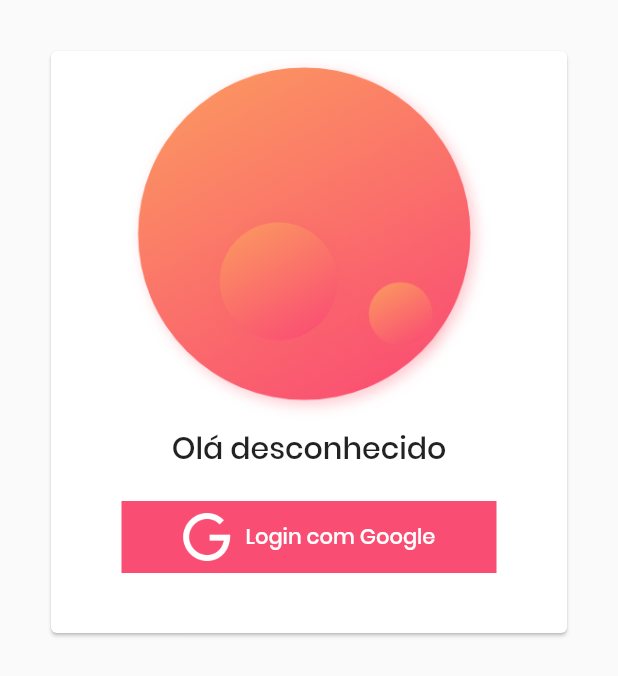
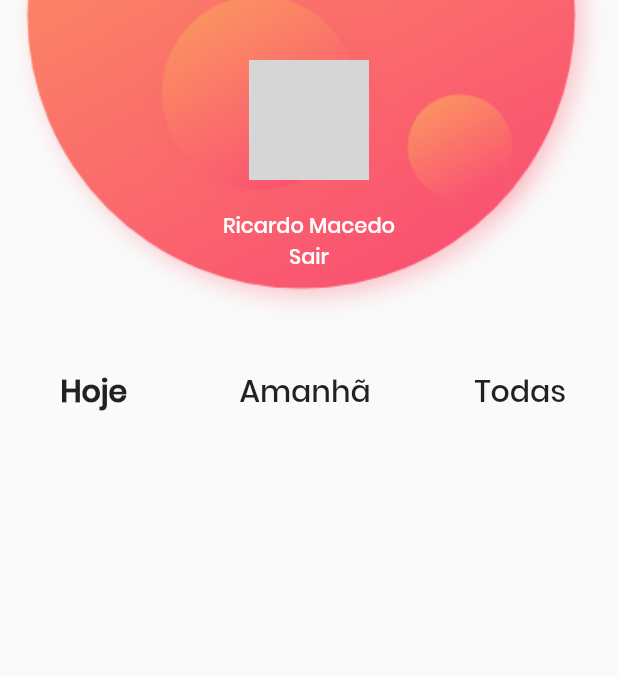
Before and after one commit to ricardomac/flutter-todos, a Flutter app: the screen it shows after launch, on a phone screen of 412 x 824 dp. Shown: the top 676 px of the screen. Run offline on Flutter 3.47's test engine with Material 2 defaults, Android fonts, the phone set to English and light mode, and no system bars; network calls fail; grey boxes are pictures that could not be loaded.

Commit message:
add component navbar

```diff
--- a/lib/main.dart
+++ b/lib/main.dart
@@ -1,5 +1,6 @@
 import 'package:flutter/material.dart';
 import 'package:todos/themes/app.theme.dart';
+import 'package:todos/views/home.view.dart';
 import 'package:todos/views/login.view.dart';
 
 void main() => runApp(MyApp());
@@ -12,7 +13,7 @@ class MyApp extends StatelessWidget {
       debugShowCheckedModeBanner: false,
       title: 'Flutter Demo',
       theme: appTheme(),
-      home: LoginView(),
+      home: HomeView(),
     );
   }
 }
--- a/lib/views/home.view.dart
+++ b/lib/views/home.view.dart
@@ -0,0 +1,17 @@
+import 'package:flutter/material.dart';
+import 'package:todos/widgets/navbar-widget.dart';
+import 'package:todos/widgets/user-card.widget.dart';
+
+class HomeView extends StatelessWidget {
+  @override
+  Widget build(BuildContext context) {
+    return Scaffold(
+      body: Column(
+        children: <Widget>[
+          UserCard(),
+          NavBar(),
+        ],
+      ),
+    );
+  }
+}
--- /dev/null
+++ b/lib/widgets/navbar-widget.dart
@@ -0,0 +1,47 @@
+import 'package:flutter/material.dart';
+
+class NavBar extends StatelessWidget {
+  @override
+  Widget build(BuildContext context) {
+    return Container(
+      width: double.infinity,
+      height: 80,
+      child: Row(
+        crossAxisAlignment: CrossAxisAlignment.center,
+        mainAxisAlignment: MainAxisAlignment.spaceAround,
+        children: <Widget>[
+          FlatButton(
+            onPressed: () {},
+            child: Text(
+              "Hoje",
+              style: TextStyle(
+                fontSize: 20,
+                fontWeight: FontWeight.bold,
+              ),
+            ),
+          ),
+          FlatButton(
+            onPressed: () {},
+            child: Text(
+              "Amanhã",
+              style: TextStyle(
+                fontSize: 20,
+                fontWeight: FontWeight.w100,
+              ),
+            ),
+          ),
+          FlatButton(
+            onPressed: () {},
+            child: Text(
+              "Todas",
+              style: TextStyle(
+                fontSize: 20,
+                fontWeight: FontWeight.w100,
+              ),
+            ),
+          )
+        ],
+      ),
+    );
+  }
+}
--- /dev/null
+++ b/lib/widgets/user-card.widget.dart
@@ -0,0 +1,55 @@
+import 'package:flutter/material.dart';
+import 'package:todos/components/avatar.widget.dart';
+
+class UserCard extends StatelessWidget {
+  @override
+  Widget build(BuildContext context) {
+    return Container(
+      // color: Colors.blueAccent,
+      padding: EdgeInsets.only(
+        top: 40,
+      ),
+      decoration: BoxDecoration(
+        image: DecorationImage(
+          image: new ExactAssetImage("assets/images/notification.png"),
+          fit: BoxFit.cover,
+          alignment: Alignment.bottomCenter,
+        ),
+      ),
+      width: double.infinity,
+      alignment: Alignment.center,
+      child: Column(
+        children: <Widget>[
+          TDAvatar(
+            width: 80,
+            path: "https://placehold.it/80",
+          ),
+          SizedBox(
+            height: 20,
+          ),
+          Text(
+            "Ricardo Macedo",
+            style: TextStyle(
+              color: Colors.white,
+            ),
+          ),
+          Container(
+            height: 20,
+            child: FlatButton(
+              child: Text(
+                "Sair",
+                style: TextStyle(
+                  color: Colors.white,
+                ),
+              ),
+              onPressed: () {},
+            ),
+          ),
+          SizedBox(
+            height: 40,
+          )
+        ],
+      ),
+    );
+  }
+}
```
